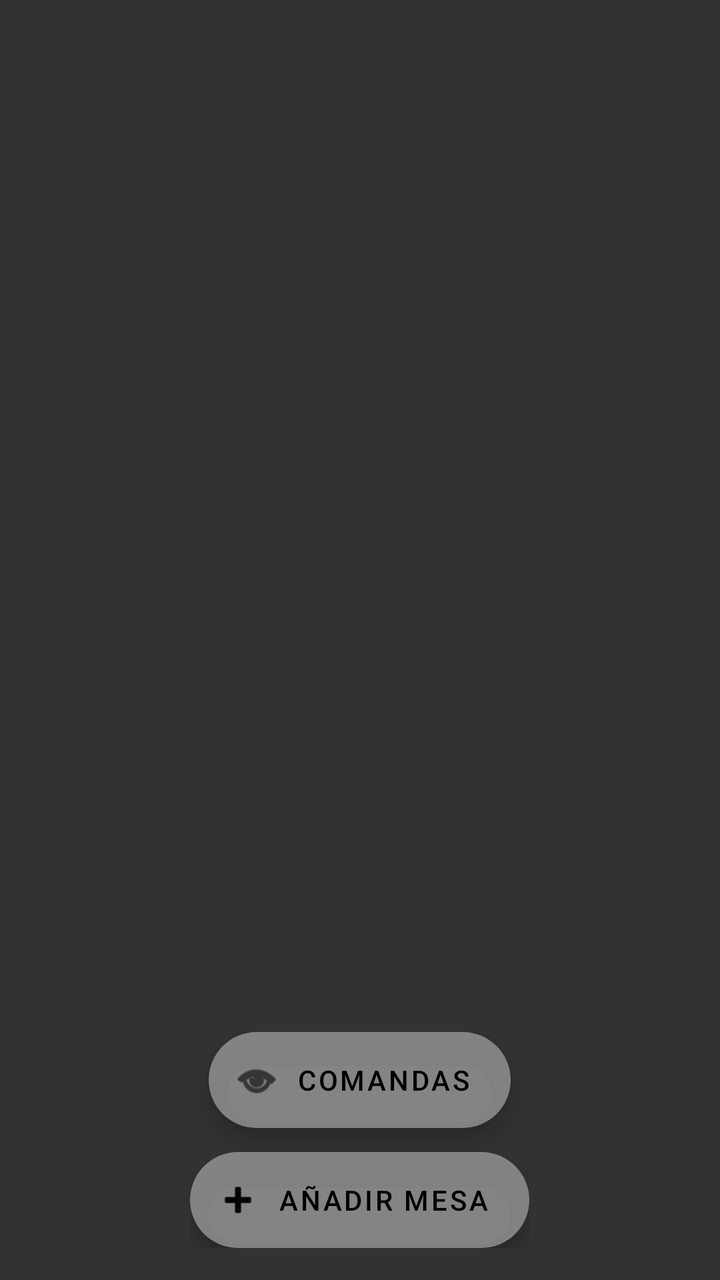
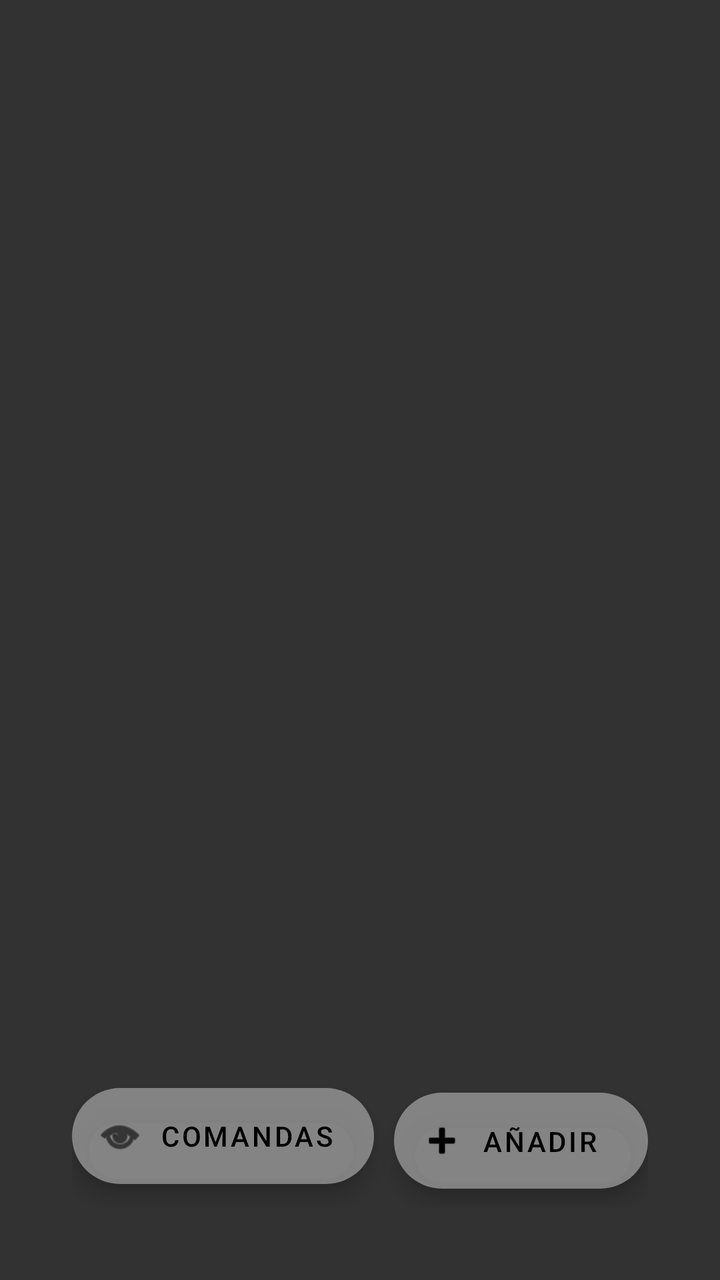

The first picture is an Android layout as it rendered before a commit; the second is the same layout after the commit. The layout source and the unified diff follow.
<!-- AndroidManifest.xml: application theme Theme.MESEROAPP -->
<!-- res/layout/fragment_camarero.xml -->
<FrameLayout
    xmlns:android="http://schemas.android.com/apk/res/android"
    xmlns:tools="http://schemas.android.com/tools"
    xmlns:app="http://schemas.android.com/apk/res-auto"
    android:layout_width="match_parent"
    android:layout_height="match_parent"
    tools:context=".Main.CamareroFragment">

    
    <androidx.recyclerview.widget.RecyclerView
        android:id="@+id/rvMesas"
        android:layout_width="match_parent"
        android:layout_height="match_parent"
        android:padding="8dp" />

    
    <LinearLayout
        android:layout_width="wrap_content"
        android:layout_height="wrap_content"
        android:layout_gravity="bottom|center_horizontal"
        android:layout_marginBottom="16dp"
        android:orientation="vertical"
        android:gravity="center_horizontal">

        <com.google.android.material.floatingactionbutton.ExtendedFloatingActionButton
            android:id="@+id/viewOrders"
            android:layout_width="wrap_content"
            android:layout_height="wrap_content"
            android:text="Comandas"
            android:layout_marginBottom="12dp"
            app:icon="@android:drawable/ic_menu_view"
            app:iconPadding="8dp" />

        <com.google.android.material.floatingactionbutton.ExtendedFloatingActionButton
            android:id="@+id/addTable"
            android:layout_width="wrap_content"
            android:layout_height="wrap_content"
            android:text="Añadir mesa"
            app:icon="@android:drawable/ic_input_add"
            app:iconPadding="8dp" />

    </LinearLayout>

</FrameLayout>
<!-- resources referenced by this layout -->
<resources>
  <style name="Theme.MESEROAPP" parent="Theme.MaterialComponents.DayNight.NoActionBar">
  
          
          <item name="colorPrimary">@color/green</item>
          <item name="colorOnPrimary">@color/white</item>
  
          
          <item name="colorSecondary">@color/grey</item>
          <item name="colorOnSecondary">@color/black</item>
  
          
          <item name="android:colorBackground">@color/darkgrey</item>
          <item name="colorOnBackground">@color/white</item>
  
          
          <item name="colorSurface">@color/grey</item>
          <item name="colorOnSurface">@color/black</item>
  
      </style>
  <color name="green">#1BCF39</color>
  <color name="white">#FFFFFFFF</color>
  <color name="grey">#C19F9F9F</color>
  <color name="black">#FF000000</color>
  <color name="darkgrey">#323232</color>
</resources>

<!-- the commit's change to res/layout/fragment_camarero.xml (unified diff, before → after) -->
@@ -19,8 +19,9 @@
         android:layout_height="wrap_content"
         android:layout_gravity="bottom|center_horizontal"
         android:layout_marginBottom="16dp"
-        android:orientation="vertical"
-        android:gravity="center_horizontal">
+        android:orientation="horizontal"
+        android:gravity="center_horizontal"
+        android:layout_margin="36dp">
 
         <com.google.android.material.floatingactionbutton.ExtendedFloatingActionButton
             android:id="@+id/viewOrders"
@@ -29,7 +30,8 @@
             android:text="Comandas"
             android:layout_marginBottom="12dp"
             app:icon="@android:drawable/ic_menu_view"
-            app:iconPadding="8dp" />
+            app:iconPadding="8dp"
+            android:layout_marginRight="10dp"/>
 
         <com.google.android.material.floatingactionbutton.ExtendedFloatingActionButton
             android:id="@+id/addTable"
@@ -37,7 +39,7 @@
             android:layout_height="wrap_content"
             android:text="Añadir mesa"
             app:icon="@android:drawable/ic_input_add"
-            app:iconPadding="8dp" />
+            app:iconPadding="8dp"/>
 
     </LinearLayout>
 
